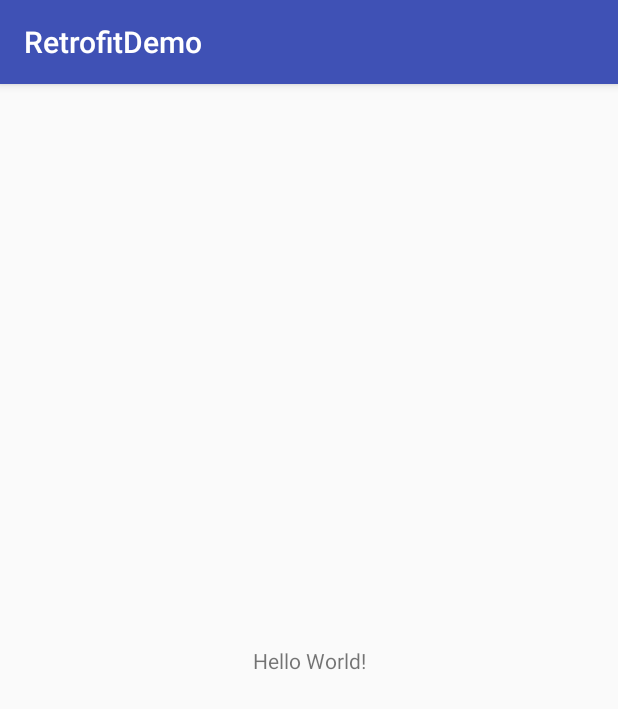
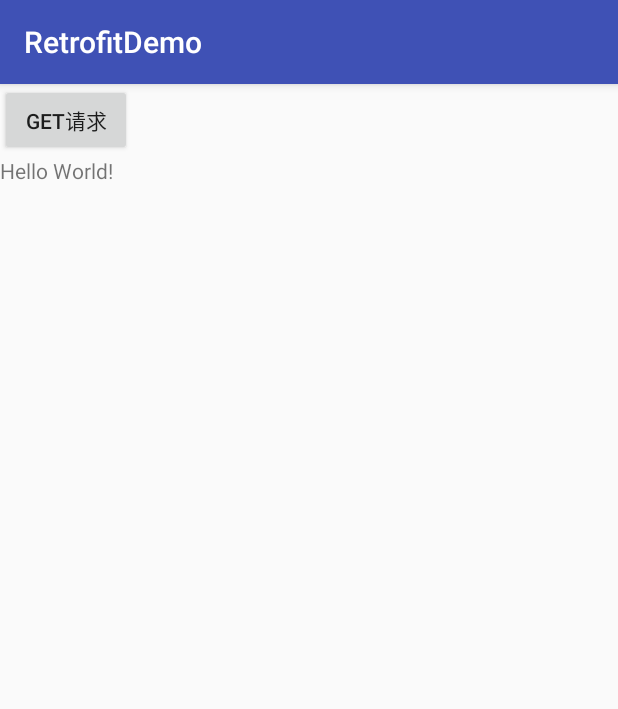
Before and after one commit to zhuyu1022/RetrofitDemo, an Android app: the screen it shows after launch (MainActivity), on a phone screen of 412 x 824 dp. Shown: the top 709 px of the screen. Run offline under Robolectric (Android 15) with nearby library versions, the phone set to English and light mode, and no system bars.

Commit message:
get请求

```diff
--- a/app/build.gradle
+++ b/app/build.gradle
@@ -23,6 +23,10 @@ dependencies {
     implementation 'com.android.support:appcompat-v7:26.1.0'
     implementation 'com.android.support.constraint:constraint-layout:1.1.2'
     testImplementation 'junit:junit:4.12'
-    androidTestImplementation 'com.android.support.test:runner:1.0.2'
-    androidTestImplementation 'com.android.support.test.espresso:espresso-core:3.0.2'
+
+
+    // Okhttp库
+    implementation 'com.squareup.okhttp3:okhttp:3.9.0'
+    // Retrofit库
+    implementation 'com.squareup.retrofit2:retrofit:2.4.0'
 }
--- a/app/src/main/AndroidManifest.xml
+++ b/app/src/main/AndroidManifest.xml
@@ -1,7 +1,7 @@
 <?xml version="1.0" encoding="utf-8"?>
 <manifest xmlns:android="http://schemas.android.com/apk/res/android"
     package="com.zhuyu.retrofitdemo">
-
+<uses-permission android:name="android.permission.INTERNET"></uses-permission>
     <application
         android:allowBackup="true"
         android:icon="@mipmap/ic_launcher"
--- a/app/src/main/res/layout/activity_main.xml
+++ b/app/src/main/res/layout/activity_main.xml
@@ -1,18 +1,29 @@
 <?xml version="1.0" encoding="utf-8"?>
-<android.support.constraint.ConstraintLayout xmlns:android="http://schemas.android.com/apk/res/android"
+<RelativeLayout xmlns:android="http://schemas.android.com/apk/res/android"
     xmlns:app="http://schemas.android.com/apk/res-auto"
     xmlns:tools="http://schemas.android.com/tools"
     android:layout_width="match_parent"
     android:layout_height="match_parent"
     tools:context="com.zhuyu.retrofitdemo.MainActivity">
 
-    <TextView
+    <Button
+        android:id="@+id/getBtn"
+        android:text="GET请求"
         android:layout_width="wrap_content"
-        android:layout_height="wrap_content"
-        android:text="Hello World!"
-        app:layout_constraintBottom_toBottomOf="parent"
-        app:layout_constraintLeft_toLeftOf="parent"
-        app:layout_constraintRight_toRightOf="parent"
-        app:layout_constraintTop_toTopOf="parent" />
+        android:layout_height="wrap_content" />
+    <ScrollView
+        android:layout_width="match_parent"
+        android:layout_height="match_parent"
+        android:layout_below="@id/getBtn" >
 
-</android.support.constraint.ConstraintLayout>
+        <TextView
+            android:id="@+id/resultTv"
+            android:layout_below="@+id/getBtn"
+            android:layout_width="match_parent"
+            android:layout_height="wrap_content"
+            android:text="Hello World!"
+            />
+    </ScrollView>
+
+
+</RelativeLayout>
```
